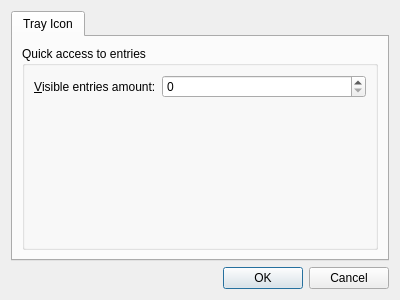
veaceslav/qpass-qt5, file dialogs/PreferencesDialog.ui: the form before one commit.
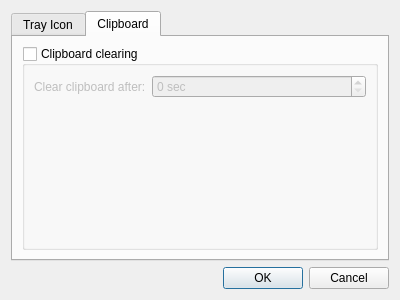
The form after the commit. The open tabs and pages were chosen to show the change.

Commit message: Added option to clear clipboard after selected time

Diff of the .ui file:
```diff
--- a/dialogs/PreferencesDialog.ui
+++ b/dialogs/PreferencesDialog.ui
@@ -59,6 +59,48 @@
        </item>
       </layout>
      </widget>
+     <widget class="QWidget" name="tab">
+      <attribute name="title">
+       <string>Clipboard</string>
+      </attribute>
+      <layout class="QVBoxLayout" name="verticalLayout_4">
+       <item>
+        <widget class="QGroupBox" name="clipboardBox">
+         <property name="title">
+          <string>Clipboard clearing</string>
+         </property>
+         <property name="checkable">
+          <bool>true</bool>
+         </property>
+         <property name="checked">
+          <bool>false</bool>
+         </property>
+         <layout class="QFormLayout" name="formLayout_2">
+          <item row="0" column="0">
+           <widget class="QLabel" name="label_2">
+            <property name="toolTip">
+             <string/>
+            </property>
+            <property name="text">
+             <string>Clear clipboard after:</string>
+            </property>
+           </widget>
+          </item>
+          <item row="0" column="1">
+           <widget class="QSpinBox" name="clipboardTimeoutBox">
+            <property name="toolTip">
+             <string>Data copied to clipboard with QPass will be available only for a limited time.</string>
+            </property>
+            <property name="suffix">
+             <string> sec</string>
+            </property>
+           </widget>
+          </item>
+         </layout>
+        </widget>
+       </item>
+      </layout>
+     </widget>
     </widget>
    </item>
    <item>
```
The commit also changes 4 other files.
